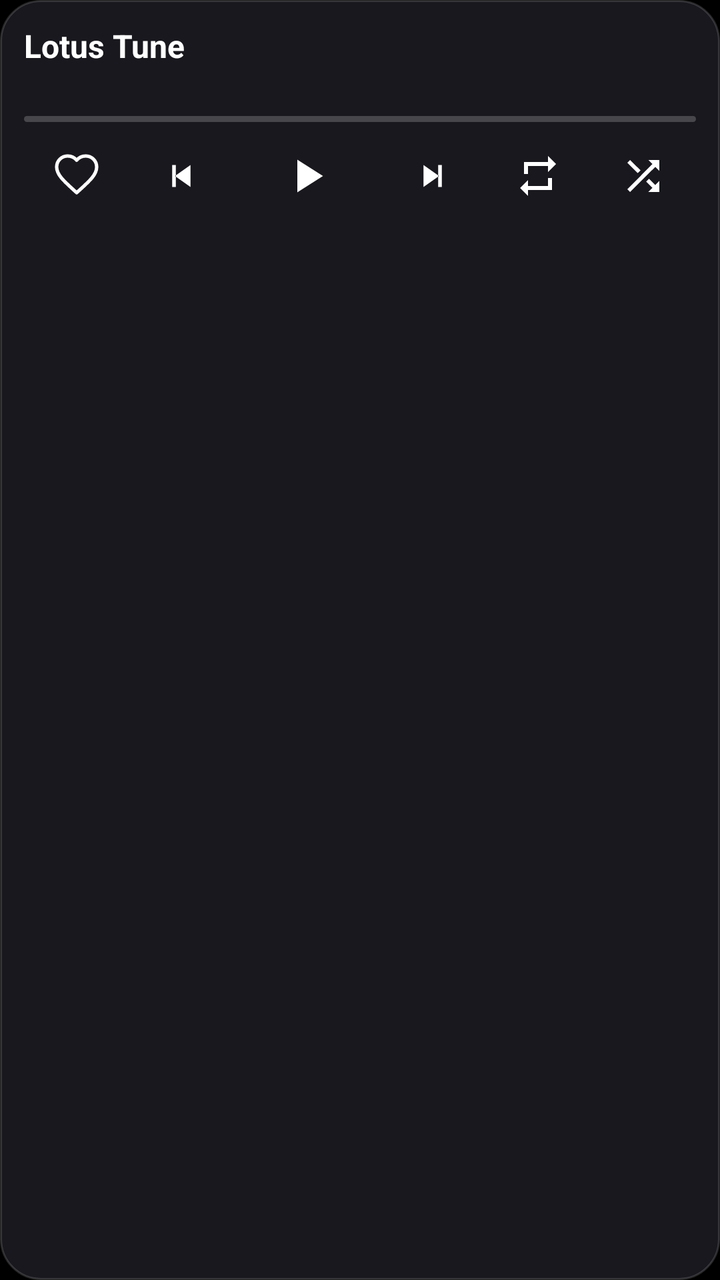
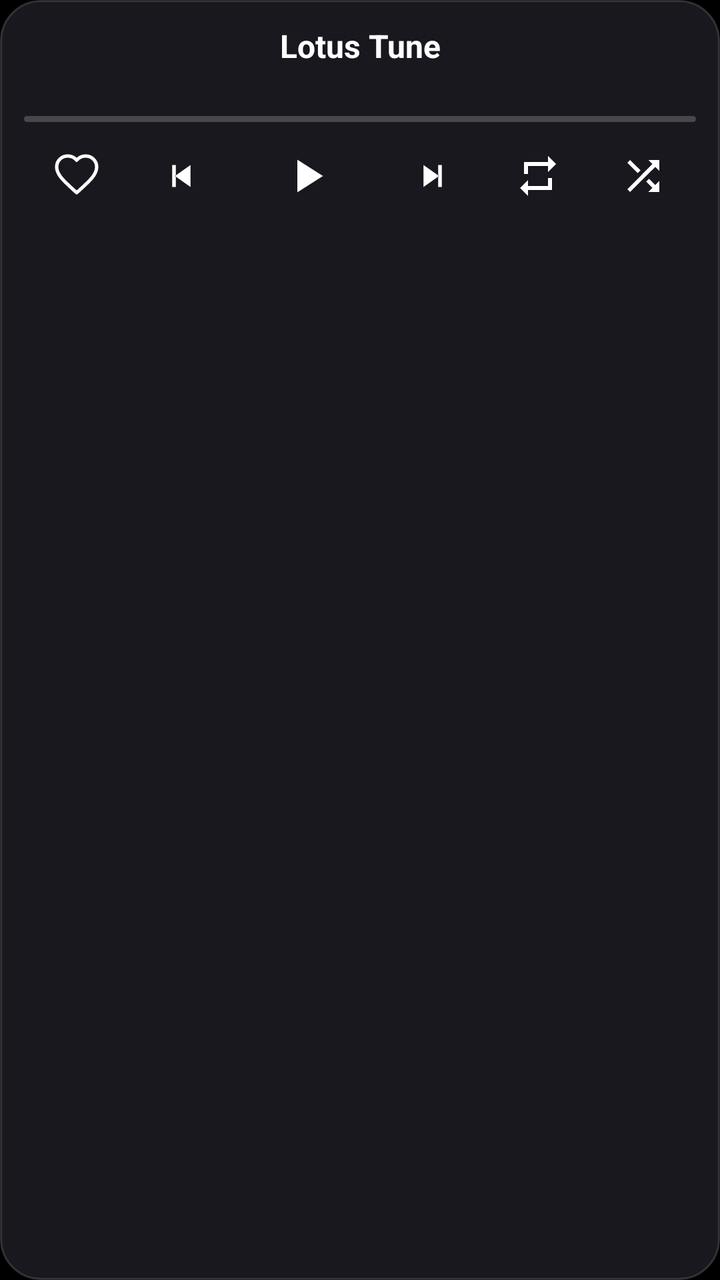

An Android layout rendered at two revisions. The XML below is the earlier revision; the diff shows what the commit changed to produce the second picture.
<!-- AndroidManifest.xml: application theme android:Theme.NoTitleBar -->
<!-- res/layout/widget_player.xml -->
<?xml version="1.0" encoding="utf-8"?>
<LinearLayout xmlns:android="http://schemas.android.com/apk/res/android"
    android:layout_width="match_parent"
    android:layout_height="match_parent"
    android:orientation="vertical"
    android:background="@drawable/widget_bg"
    android:padding="12dp">

    <LinearLayout
        android:layout_width="match_parent"
        android:layout_height="wrap_content"
        android:orientation="horizontal"
        android:gravity="center_vertical">

        <ImageView
            android:id="@+id/w_art"
            android:layout_width="56dp"
            android:layout_height="56dp"
            android:layout_marginEnd="12dp"
            android:scaleType="centerCrop"
            android:contentDescription="Caratula"
            android:visibility="gone" />

        <LinearLayout
            android:layout_width="0dp"
            android:layout_height="wrap_content"
            android:layout_weight="1"
            android:orientation="vertical">

            <TextView
                android:id="@+id/w_title"
                android:layout_width="match_parent"
                android:layout_height="wrap_content"
                android:maxLines="1"
                android:ellipsize="end"
                android:textColor="#FFFFFFFF"
                android:textSize="16sp"
                android:textStyle="bold"
                android:text="Lotus Tune" />

            <TextView
                android:id="@+id/w_artist"
                android:layout_width="match_parent"
                android:layout_height="wrap_content"
                android:maxLines="1"
                android:ellipsize="end"
                android:textColor="#B3FFFFFF"
                android:textSize="12sp"
                android:text="" />
        </LinearLayout>
    </LinearLayout>

    
    <ProgressBar
        android:id="@+id/w_progress"
        style="?android:attr/progressBarStyleHorizontal"
        android:layout_width="match_parent"
        android:layout_height="3dp"
        android:layout_marginTop="8dp"
        android:max="1000"
        android:progress="0"
        android:progressTint="#FFE0525F"
        android:progressBackgroundTint="#33FFFFFF" />

    <LinearLayout
        android:layout_width="match_parent"
        android:layout_height="46dp"
        android:layout_marginTop="4dp"
        android:orientation="horizontal"
        android:gravity="center_vertical">

        <ImageView
            android:id="@+id/w_fav"
            android:layout_width="0dp"
            android:layout_height="match_parent"
            android:layout_weight="1"
            android:padding="11dp"
            android:scaleType="fitCenter"
            android:contentDescription="Me gusta"
            android:src="@drawable/ic_w_heart_outline" />

        <ImageView
            android:id="@+id/w_prev"
            android:layout_width="0dp"
            android:layout_height="match_parent"
            android:layout_weight="1"
            android:padding="12dp"
            android:scaleType="fitCenter"
            android:contentDescription="Anterior"
            android:src="@drawable/ic_w_prev" />

        <ImageView
            android:id="@+id/w_play"
            android:layout_width="0dp"
            android:layout_height="match_parent"
            android:layout_weight="1.4"
            android:padding="9dp"
            android:scaleType="fitCenter"
            android:contentDescription="Reproducir"
            android:src="@drawable/ic_w_play" />

        <ImageView
            android:id="@+id/w_next"
            android:layout_width="0dp"
            android:layout_height="match_parent"
            android:layout_weight="1"
            android:padding="12dp"
            android:scaleType="fitCenter"
            android:contentDescription="Siguiente"
            android:src="@drawable/ic_w_next" />

        <ImageView
            android:id="@+id/w_repeat"
            android:layout_width="0dp"
            android:layout_height="match_parent"
            android:layout_weight="1"
            android:padding="11dp"
            android:scaleType="fitCenter"
            android:contentDescription="Bucle"
            android:src="@drawable/ic_w_repeat" />

        <ImageView
            android:id="@+id/w_shuffle"
            android:layout_width="0dp"
            android:layout_height="match_parent"
            android:layout_weight="1"
            android:padding="11dp"
            android:scaleType="fitCenter"
            android:contentDescription="Aleatorio"
            android:src="@drawable/ic_w_shuffle" />
    </LinearLayout>
</LinearLayout>
<!-- resources referenced by this layout -->
<resources>
  <!-- drawable ic_w_heart_outline (drawable) -->
  <?xml version="1.0" encoding="utf-8"?>
  <vector xmlns:android="http://schemas.android.com/apk/res/android"
      android:width="24dp"
      android:height="24dp"
      android:viewportWidth="24"
      android:viewportHeight="24">
      <path android:strokeColor="#FFFFFFFF" android:strokeWidth="1.7" android:fillColor="#00000000" android:pathData="M12,20.35l-1.45,-1.32C5.4,14.36 2,11.28 2,7.5 2,4.42 4.42,2 7.5,2c1.74,0 3.41,0.81 4.5,2.09C13.09,2.81 14.76,2 16.5,2 19.58,2 22,4.42 22,7.5c0,3.78 -3.4,6.86 -8.55,11.54L12,20.35z" android:strokeLineJoin="round" />
  
  </vector>
  <!-- drawable ic_w_next (drawable) -->
  <?xml version="1.0" encoding="utf-8"?>
  <vector xmlns:android="http://schemas.android.com/apk/res/android"
      android:width="24dp"
      android:height="24dp"
      android:viewportWidth="24"
      android:viewportHeight="24">
      <path android:fillColor="#FFFFFFFF" android:pathData="M17,6h-2v12h2zM7,6l8.5,6L7,18z" />
  
  </vector>
  <!-- drawable ic_w_play (drawable) -->
  <?xml version="1.0" encoding="utf-8"?>
  <vector xmlns:android="http://schemas.android.com/apk/res/android"
      android:width="24dp"
      android:height="24dp"
      android:viewportWidth="24"
      android:viewportHeight="24">
      <path android:fillColor="#FFFFFFFF" android:pathData="M8,5v14l11,-7z" />
  
  </vector>
  <!-- drawable ic_w_prev (drawable) -->
  <?xml version="1.0" encoding="utf-8"?>
  <vector xmlns:android="http://schemas.android.com/apk/res/android"
      android:width="24dp"
      android:height="24dp"
      android:viewportWidth="24"
      android:viewportHeight="24">
      <path android:fillColor="#FFFFFFFF" android:pathData="M7,6h2v12H7zM17,6l-8.5,6 8.5,6z" />
  
  </vector>
  <!-- drawable ic_w_repeat (drawable) -->
  <?xml version="1.0" encoding="utf-8"?>
  <vector xmlns:android="http://schemas.android.com/apk/res/android"
      android:width="24dp"
      android:height="24dp"
      android:viewportWidth="24"
      android:viewportHeight="24">
      <path android:fillColor="#FFFFFFFF" android:pathData="M7,7h10v3l4,-4 -4,-4v3H5v6h2V7zM17,17H7v-3l-4,4 4,4v-3h12v-6h-2v4z" />
  
  </vector>
  <!-- drawable ic_w_shuffle (drawable) -->
  <?xml version="1.0" encoding="utf-8"?>
  <vector xmlns:android="http://schemas.android.com/apk/res/android"
      android:width="24dp"
      android:height="24dp"
      android:viewportWidth="24"
      android:viewportHeight="24">
      <path android:fillColor="#FFFFFFFF" android:pathData="M10.59,9.17L5.41,4 4,5.41l5.17,5.17 1.42,-1.41zM14.5,4l2.04,2.04L4,18.59 5.41,20 17.96,7.46 20,9.5V4h-5.5zM14.83,13.41l-1.41,1.41 3.13,3.13L14.5,20H20v-5.5l-2.04,2.04 -3.13,-3.13z" />
  
  </vector>
  <!-- drawable widget_bg (drawable) -->
  <?xml version="1.0" encoding="utf-8"?>
  <shape xmlns:android="http://schemas.android.com/apk/res/android"
      android:shape="rectangle">
      <solid android:color="#F21A1A20" />
      <corners android:radius="20dp" />
      <stroke
          android:width="1dp"
          android:color="#26FFFFFF" />
  </shape>
</resources>

<!-- the commit's change to res/layout/widget_player.xml (unified diff, before → after) -->
@@ -10,7 +10,7 @@
         android:layout_width="match_parent"
         android:layout_height="wrap_content"
         android:orientation="horizontal"
-        android:gravity="center_vertical">
+        android:gravity="center">
 
         <ImageView
             android:id="@+id/w_art"
@@ -22,9 +22,8 @@
             android:visibility="gone" />
 
         <LinearLayout
-            android:layout_width="0dp"
+            android:layout_width="wrap_content"
             android:layout_height="wrap_content"
-            android:layout_weight="1"
             android:orientation="vertical">
 
             <TextView
@@ -33,6 +32,8 @@
                 android:layout_height="wrap_content"
                 android:maxLines="1"
                 android:ellipsize="end"
+                android:gravity="center"
+                android:textAlignment="center"
                 android:textColor="#FFFFFFFF"
                 android:textSize="16sp"
                 android:textStyle="bold"
@@ -44,6 +45,8 @@
                 android:layout_height="wrap_content"
                 android:maxLines="1"
                 android:ellipsize="end"
+                android:gravity="center"
+                android:textAlignment="center"
                 android:textColor="#B3FFFFFF"
                 android:textSize="12sp"
                 android:text="" />
